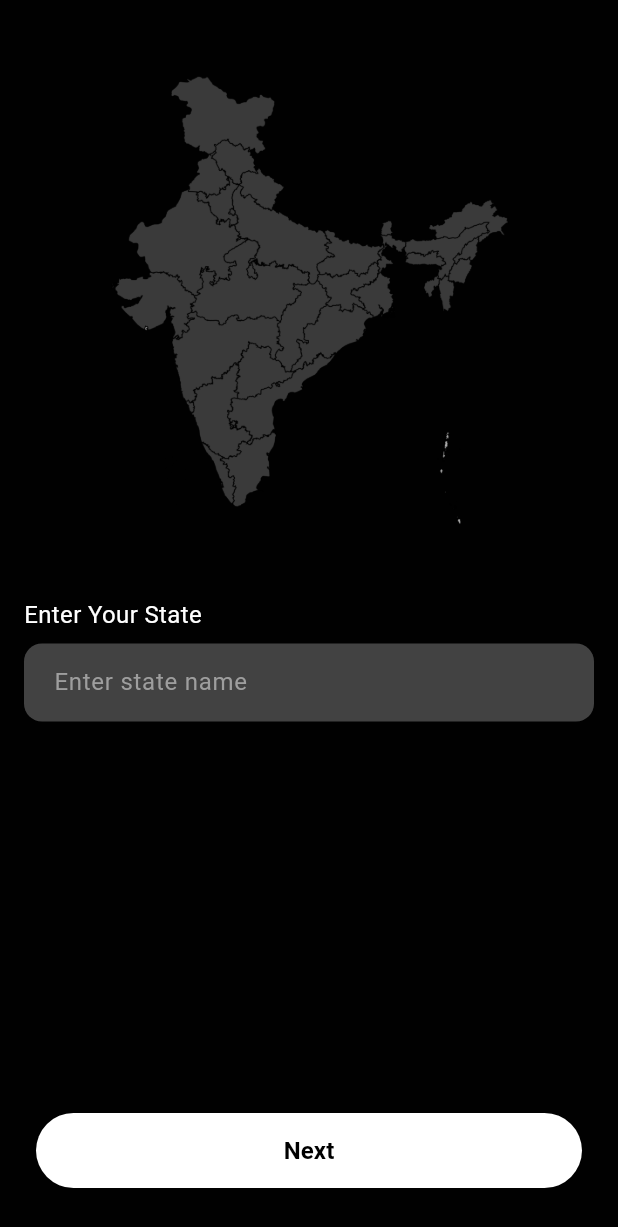
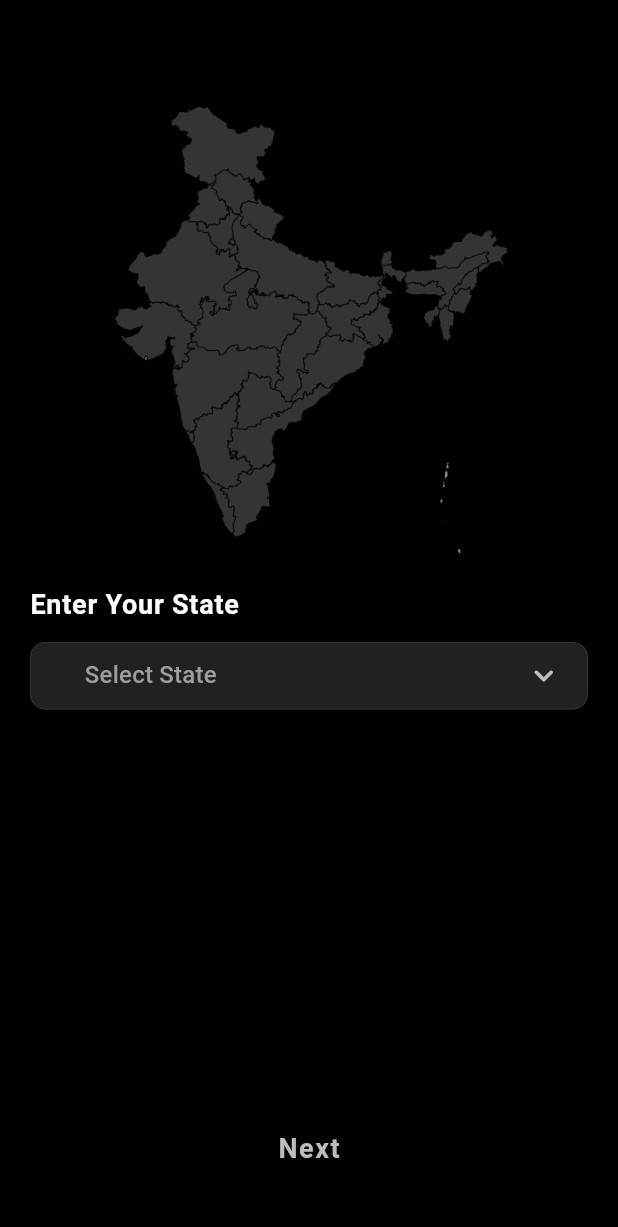
Before and after one commit to SaicharanGattu02/architecture, a Flutter app: the EnterState screen opened by its route, on a phone screen of 412 x 824 dp. Shown: the top 1227 px of the screen. Run offline on Flutter 3.47's test engine with Material 3 defaults, Android fonts, the phone set to English and light mode, and no system bars; drawn by our look-alikes of dropdown_button2; our stand-ins replace dio, equatable, flutter_bloc, flutter_image_compress, flutter_spinkit, go_router and 2 more; missing offline and left inert: flutter_touch_ripple; accounts and stored records are empty; Roboto replaces fonts that are missing (roboto_serif).

Commit message:
committed by charan 13/06/2025 at 11:45 AM

```diff
--- a/lib/app_routes/router.dart
+++ b/lib/app_routes/router.dart
@@ -8,6 +8,7 @@ import '../authentication/Register/AddProject.dart';
 import '../authentication/Register/Payment.dart';
 import '../authentication/Register/ProfileCreated.dart';
 import '../authentication/Register/SubScription.dart';
+import '../presentation/SplashScreen.dart';
 import '../presentation/onboarding.dart';
 import '../presentation/enterState.dart';
 import '../presentation/architectureDetails.dart';
@@ -19,15 +20,10 @@ import '../presentation/selectType.dart';
 final GoRouter appRouter = GoRouter(
   initialLocation: '/',
   routes: [
-    // GoRoute(
-    //   path: '/',
-    //   pageBuilder: (context, state) =>
-    //       buildSlideTransitionPage(const Splash(), state),
-    // ),
     GoRoute(
       path: '/',
       pageBuilder: (context, state) =>
-          buildSlideTransitionPage(const LoginScreen(), state),
+          buildSlideTransitionPage(Splash(), state),
     ),
     GoRoute(
       path: '/login',
--- a/lib/authentication/LoginScreen.dart
+++ b/lib/authentication/LoginScreen.dart
@@ -113,11 +113,11 @@ class _LoginScreenState extends State<LoginScreen> {
                   Center(
                     child: TextButton(
                       onPressed: () {
-                        // Navigate to Register screen here
+                        context.push('/company_details');
                       },
                       child: const Text(
                         'Don’t have an account? Register',
-                        style: TextStyle(color: Colors.blue),
+                        style: TextStyle(color: Colors.white),
                       ),
                     ),
                   ),
--- a/lib/presentation/enterState.dart
+++ b/lib/presentation/enterState.dart
@@ -2,6 +2,7 @@ import 'package:architect/utils/color_constants.dart';
 import 'package:flutter/cupertino.dart';
 import 'package:flutter/material.dart';
 import 'package:go_router/go_router.dart';
+import 'package:dropdown_button2/dropdown_button2.dart';
 
 class EnterState extends StatefulWidget {
   @override
@@ -9,47 +10,143 @@ class EnterState extends StatefulWidget {
 }
 
 class _EnterStateScreenState extends State<EnterState> {
-  final TextEditingController _controller = TextEditingController();
+  String? _selectState;
 
   @override
   Widget build(BuildContext context) {
     return Scaffold(
-      backgroundColor: primarycolor,
+      backgroundColor: primarycolor, // Changed background to black
       body: Container(
-        padding: EdgeInsets.symmetric(horizontal: 16, vertical: 30),
+        padding: EdgeInsets.symmetric(horizontal: 20, vertical: 30),
+
         child: Column(
           mainAxisAlignment: MainAxisAlignment.start,
           crossAxisAlignment: CrossAxisAlignment.start,
           children: [
-            SizedBox(height: 20),
+            SizedBox(height: 40),
             Center(
               child: Image.asset(
                 'assets/india_map.png',
                 fit: BoxFit.contain,
                 height: 300,
+                color: Colors.white.withOpacity(0.9),
+                colorBlendMode: BlendMode.modulate,
               ),
             ),
-            SizedBox(height: 48),
+            SizedBox(height: 20),
             Text(
               'Enter Your State',
-              style: TextStyle(fontSize: 16, color: Colors.white),
+              style: TextStyle(
+                fontSize: 18,
+                color: Colors.white,
+                fontWeight: FontWeight.w600,
+                letterSpacing: 0.5,
+              ),
             ),
-            SizedBox(height: 8),
-            TextField(
-              controller: _controller,
-              style: TextStyle(color: Colors.white),
-              decoration: InputDecoration(
-                hintText: 'Enter state name',
-                hintStyle: TextStyle(color: Colors.grey[500]),
-                filled: true,
-                fillColor: Colors.grey[800],
-                contentPadding: EdgeInsets.symmetric(
-                  horizontal: 16,
-                  vertical: 14,
+            SizedBox(height: 12),
+            DropdownButtonHideUnderline(
+              child: DropdownButton2<String>(
+                isExpanded: true,
+                hint: Row(
+                  children: [
+                    Expanded(
+                      child: Text(
+                        'Select State',
+                        style: TextStyle(
+                          fontFamily: 'roboto_serif',
+                          fontSize: 16,
+                          color: Colors.grey.shade500,
+                        ),
+                        overflow: TextOverflow.ellipsis,
+                      ),
+                    ),
+                  ],
                 ),
-                border: OutlineInputBorder(
-                  borderRadius: BorderRadius.circular(12),
-                  borderSide: BorderSide.none,
+                items:
+                    [
+                          "Andhra Pradesh",
+                          "Arunachal Pradesh",
+                          "Assam",
+                          "Bihar",
+                          "Chhattisgarh",
+                          "Goa",
+                          "Gujarat",
+                          "Haryana",
+                          "Himachal Pradesh",
+                          "Jharkhand",
+                          "Karnataka",
+                          "Kerala",
+                          "Madhya Pradesh",
+                          "Maharashtra",
+                          "Manipur",
+                          "Meghalaya",
+                          "Mizoram",
+                          "Nagaland",
+                          "Odisha",
+                          "Punjab",
+                          "Rajasthan",
+                          "Sikkim",
+                          "Tamil Nadu",
+                          "Telangana",
+                          "Tripura",
+                          "Uttar Pradesh",
+                          "Uttarakhand",
+                          "West Bengal",
+                        ]
+                        .map(
+                          (e) => DropdownMenuItem<String>(
+                            value: e,
+                            child: Text(
+                              e,
+                              style: TextStyle(
+                                fontFamily: 'roboto_serif',
+                                fontSize: 15,
+                                color: Colors.white,
+                              ),
+                            ),
+                          ),
+                        )
+                        .toList(),
+                value: _selectState,
+                onChanged: (String? value) {
+                  setState(() {
+                    _selectState = value;
+                  });
+                },
+                buttonStyleData: ButtonStyleData(
+                  padding: EdgeInsets.symmetric(horizontal: 16, vertical: 6),
+                  decoration: BoxDecoration(
+                    borderRadius: BorderRadius.circular(10),
+                    border: Border.all(color: Colors.grey.shade800, width: 0.5),
+                    color: Colors.grey.shade900,
+                  ),
+                ),
+                iconStyleData: IconStyleData(
+                  icon: Icon(Icons.keyboard_arrow_down_rounded),
+                  iconSize: 26,
+                  iconEnabledColor: Colors.white70,
+                ),
+                dropdownStyleData: DropdownStyleData(
+                  maxHeight: 200,
+                  decoration: BoxDecoration(
+                    borderRadius: BorderRadius.circular(12),
+                    color: Colors.grey.shade900,
+                  ),
+                ),
+                menuItemStyleData: MenuItemStyleData(
+                  height: 45,
+                  padding: EdgeInsets.symmetric(horizontal: 20),
+                  overlayColor: MaterialStateProperty.resolveWith<Color?>((
+                    Set<MaterialState> states,
+                  ) {
+                    if (states.contains(MaterialState.hovered)) {
+                      return Colors.white.withOpacity(0.12);
+                    }
+                    if (states.contains(MaterialState.pressed)) {
+                      return Colors.white.withOpacity(0.2);
+                    }
+                    return null;
+                  }),
                 ),
               ),
             ),
@@ -61,13 +158,17 @@ class _EnterStateScreenState extends State<EnterState> {
           padding: const EdgeInsets.symmetric(horizontal: 24, vertical: 32),
           child: SizedBox(
             width: double.infinity,
-            height: 50,
+            height: 52,
             child: ElevatedButton(
-              onPressed: () {
-                context.push('/select_city');
-              },
+              onPressed: _selectState == null
+                  ? null
+                  : () {
+                      context.push('/select_city');
+                    },
               style: ElevatedButton.styleFrom(
-                backgroundColor: Colors.white,
+                backgroundColor: _selectState == null
+                    ? Colors.grey.shade700
+                    : Colors.white,
                 shape: RoundedRectangleBorder(
                   borderRadius: BorderRadius.circular(30),
                 ),
@@ -76,9 +177,12 @@ class _EnterStateScreenState extends State<EnterState> {
               child: Text(
                 'Next',
                 style: TextStyle(
-                  color: Colors.black,
-                  fontSize: 16,
+                  color: _selectState == null
+                      ? Colors.grey.shade400
+                      : Colors.black,
+                  fontSize: 18,
                   fontWeight: FontWeight.bold,
+                  letterSpacing: 1,
                 ),
               ),
             ),
--- a/lib/presentation/onboarding.dart
+++ b/lib/presentation/onboarding.dart
@@ -46,21 +46,20 @@ class _OnboardingState extends State<Onboarding> {
                     context.push('/enter_state');
                   },
                 ),
-                CustomAppButton(textcolor: Colors.white,
+                CustomAppButton(
+                  textcolor: Colors.white,
                   color: Color(0xff363636),
                   text: 'Post Your Requirement',
-                  onPlusTap: () {
-
-                  },
+                  onPlusTap: () {},
                 ),
 
                 SizedBox(height: 20),
                 TextButton(
                   onPressed: () {
-                    context.push('/company_details');
+                    context.push('/login');
                   },
                   child: Text(
-                    'Are you an architect? Register',
+                    'Are you an architect? Login',
                     style: TextStyle(color: Colors.white, fontSize: 14),
                   ),
                 ),
```
